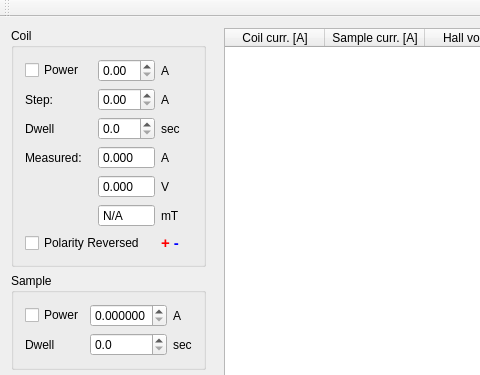
The window that src/mainwindow.ui (mBr001/hall) describes before a commit, drawn with Qt 5; both pictures show x 0 to 480 and y 0 to 375 of the 819 by 654 pixel window.
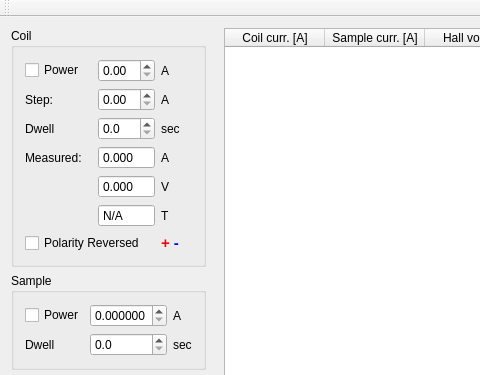
The same window after the commit.

Commit message: Measure B on hall probe using timed sequence

Patch:
```diff
--- a/src/mainwindow.ui
+++ b/src/mainwindow.ui
@@ -162,7 +162,7 @@
        <item row="5" column="3">
         <widget class="QLabel" name="label_13">
          <property name="text">
-          <string>mT</string>
+          <string>T</string>
          </property>
         </widget>
        </item>
```
The commit also changes 2 other files.
